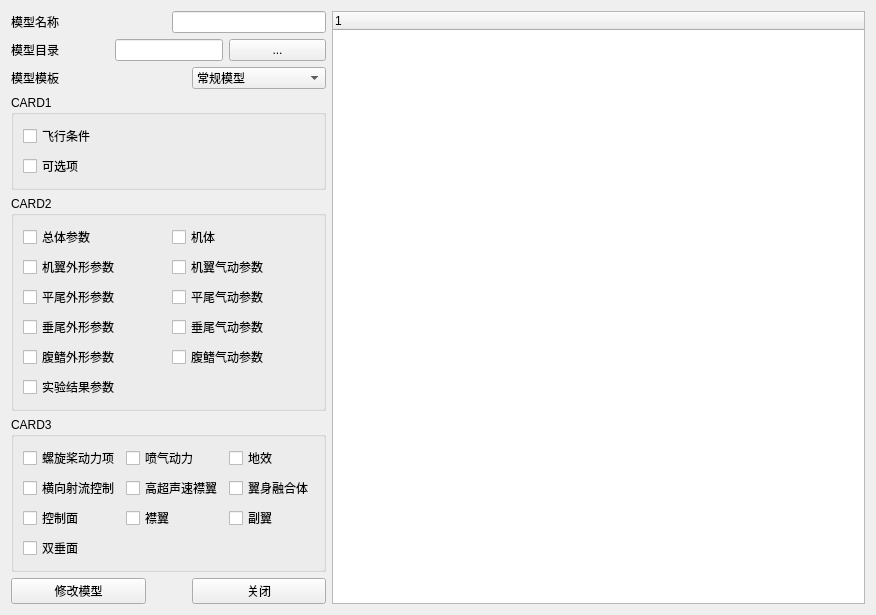
This is PyDatcomLab/GUIs/components/ModelPreview.ui in darkspring2015/PyDatcomLab as Qt 5 draws it before an edit. The edited form follows.
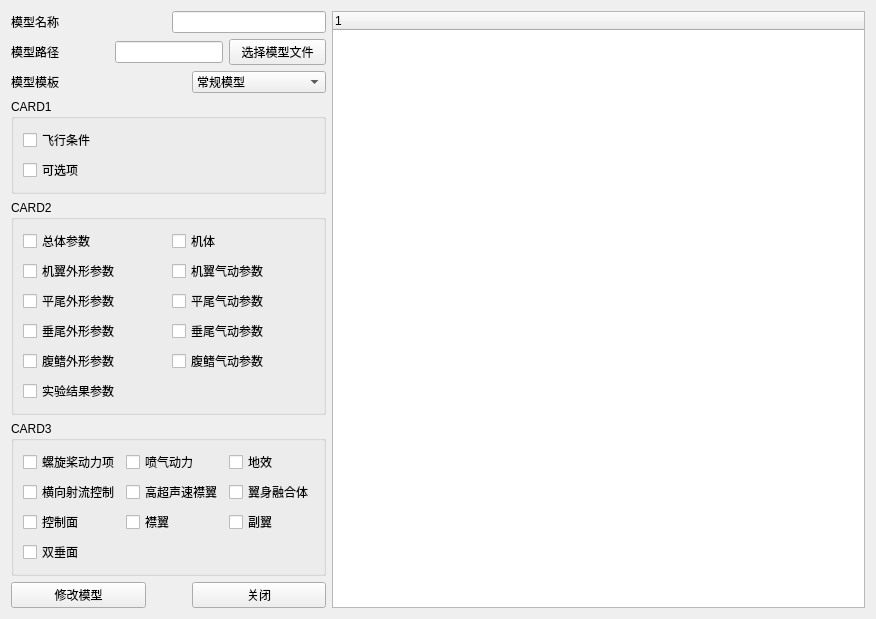
This is the edited form.

Commit message: 修改了 模型浏览模块添加了大量改进

What changed in the file:
```diff
--- a/PyDatcomLab/GUIs/components/ModelPreview.ui
+++ b/PyDatcomLab/GUIs/components/ModelPreview.ui
@@ -58,7 +58,7 @@
        <item>
         <widget class="QLabel" name="label_ModelDir">
          <property name="text">
-          <string>模型目录</string>
+          <string>模型路径</string>
          </property>
         </widget>
        </item>
@@ -70,12 +70,15 @@
            <verstretch>0</verstretch>
           </sizepolicy>
          </property>
+         <property name="readOnly">
+          <bool>true</bool>
+         </property>
         </widget>
        </item>
        <item>
         <widget class="QPushButton" name="pushButton_ChoiseDir">
          <property name="text">
-          <string>...</string>
+          <string>选择模型文件</string>
          </property>
         </widget>
        </item>
```
The commit also changes 9 other files.
